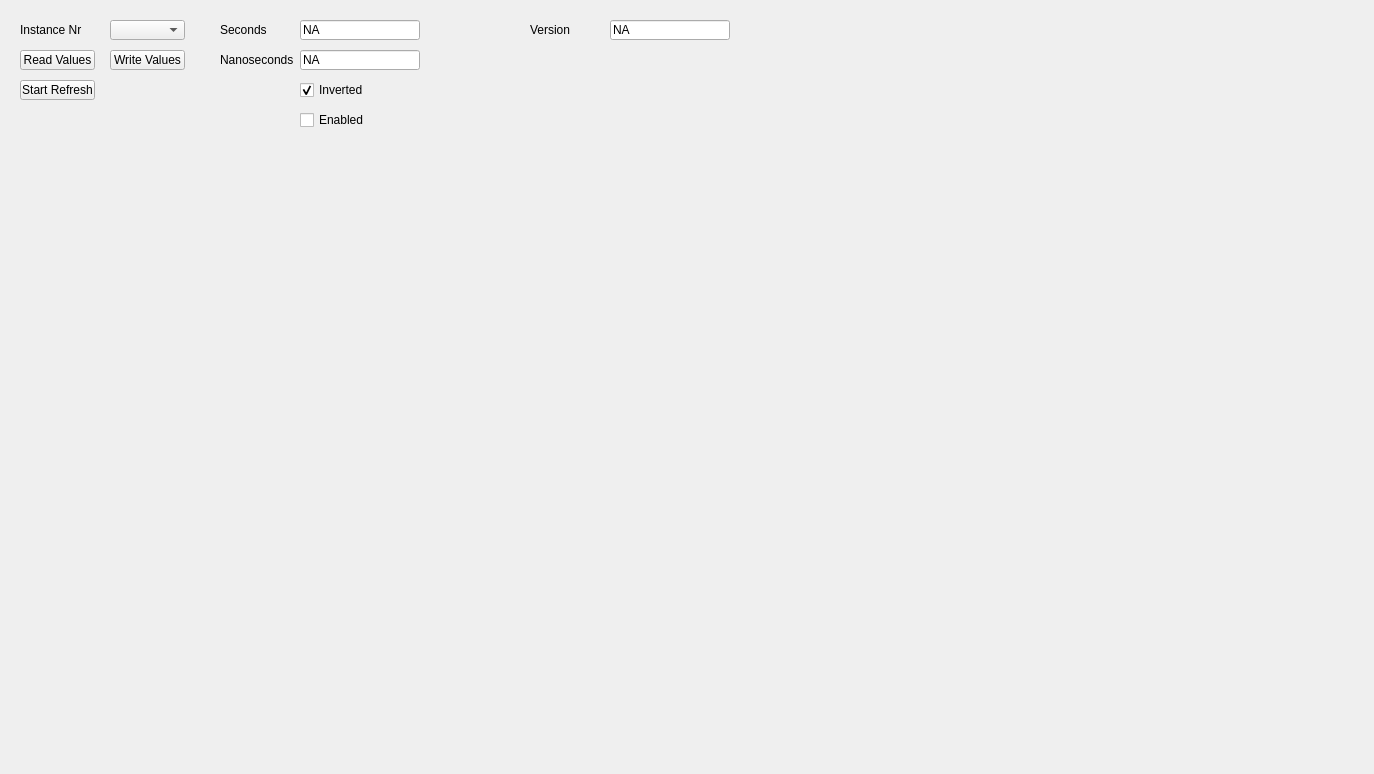
First picture: the form in UCM/Library/UniversalConfigurationManager/RtcMasterTab/Ucm_RtcMasterTab.ui, repository NetTimeLogic/UniversalConfigurationManager, before the edit.
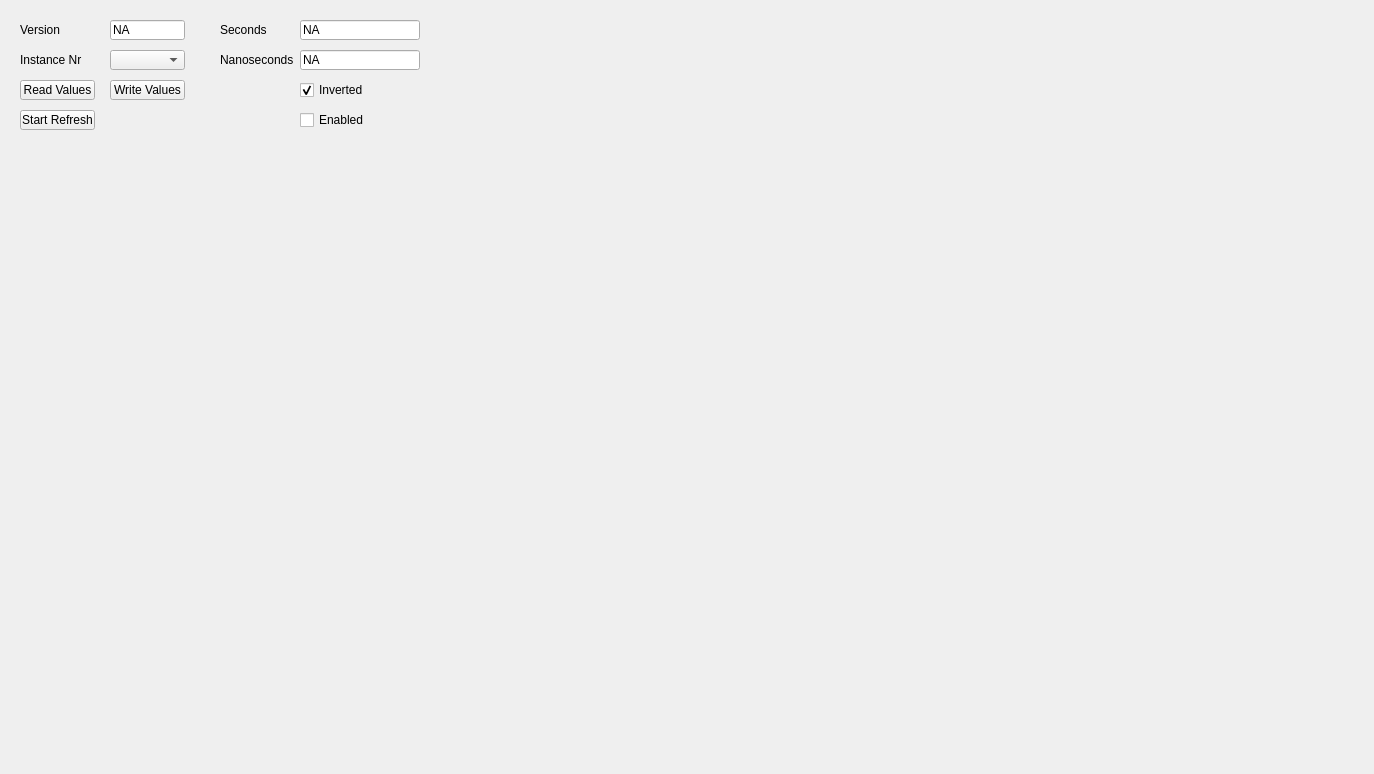
Second picture: the form after the edit.

Patch:
```diff
--- a/UCM/Library/UniversalConfigurationManager/RtcMasterTab/Ucm_RtcMasterTab.ui
+++ b/UCM/Library/UniversalConfigurationManager/RtcMasterTab/Ucm_RtcMasterTab.ui
@@ -30,7 +30,7 @@
    <property name="geometry">
     <rect>
      <x>110</x>
-     <y>50</y>
+     <y>80</y>
      <width>75</width>
      <height>20</height>
     </rect>
@@ -43,7 +43,7 @@
    <property name="geometry">
     <rect>
      <x>20</x>
-     <y>20</y>
+     <y>50</y>
      <width>80</width>
      <height>20</height>
     </rect>
@@ -56,7 +56,7 @@
    <property name="geometry">
     <rect>
      <x>20</x>
-     <y>80</y>
+     <y>110</y>
      <width>75</width>
      <height>20</height>
     </rect>
@@ -136,7 +136,7 @@
   <widget class="QLabel" name="RtcMasterVersionLabel">
    <property name="geometry">
     <rect>
-     <x>530</x>
+     <x>20</x>
      <y>20</y>
      <width>80</width>
      <height>20</height>
@@ -150,7 +150,7 @@
    <property name="geometry">
     <rect>
      <x>110</x>
-     <y>20</y>
+     <y>50</y>
      <width>75</width>
      <height>20</height>
     </rect>
@@ -160,7 +160,7 @@
    <property name="geometry">
     <rect>
      <x>20</x>
-     <y>50</y>
+     <y>80</y>
      <width>75</width>
      <height>20</height>
     </rect>
@@ -175,9 +175,9 @@
    </property>
    <property name="geometry">
     <rect>
-     <x>610</x>
+     <x>110</x>
      <y>20</y>
-     <width>120</width>
+     <width>75</width>
      <height>20</height>
     </rect>
    </property>
```
